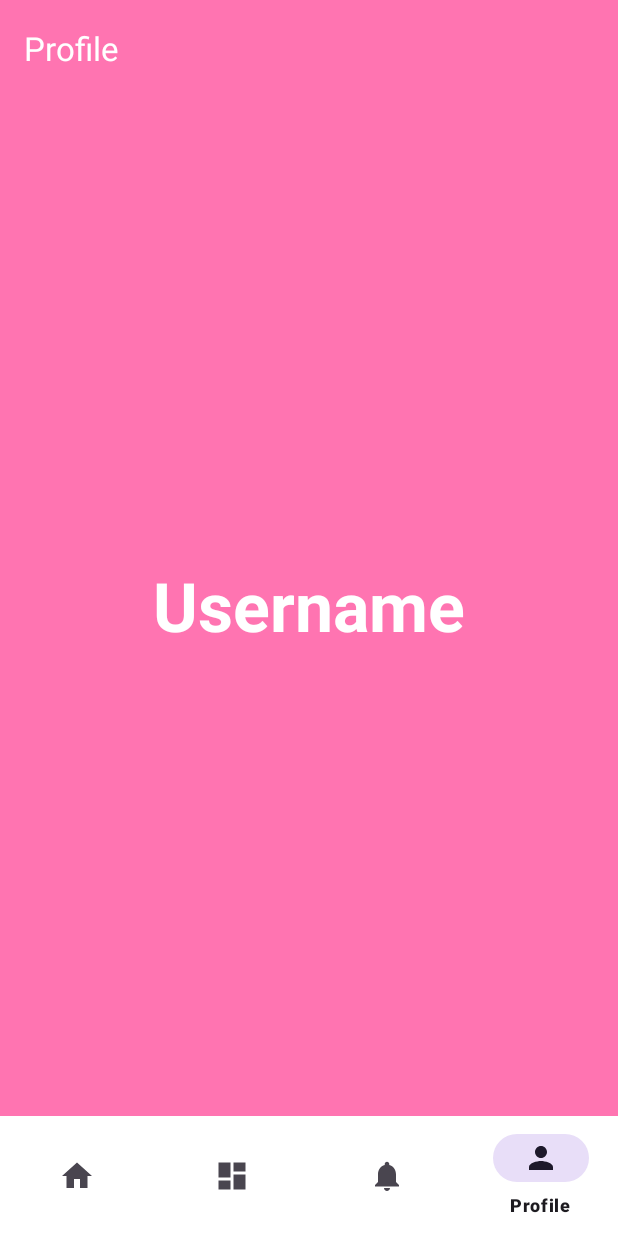
After one commit to HeshamAbuShaban/Eilaji, an Android app: the ProfileFragment screen opened through its navigation route, on a phone screen of 412 x 824 dp. The commit adds this screen. Run offline under Robolectric (Android 15) with nearby library versions, the phone set to English and light mode, and no system bars; our stand-ins replace navigation-ui, sdp/ssp sizes.

Commit message:
nothing much , just added a new Destination for the  Navigation Components which is ( ProfileFragment ) and made few simple changes to clean the code

```diff
--- a/app/src/main/AndroidManifest.xml
+++ b/app/src/main/AndroidManifest.xml
@@ -20,6 +20,7 @@
             android:name=".ui.base.BaseActivity"
             android:exported="false"
             android:label="@string/title_activity_base" />
+
         <activity
             android:name=".ui.MainActivity"
             android:exported="true"
@@ -30,6 +31,7 @@
                 <category android:name="android.intent.category.LAUNCHER" />
             </intent-filter>
         </activity>
+
     </application>
 
 </manifest>
--- a/app/src/main/java/dev/anonymous/eilaji/prefs/enums/PrefKeys.java
+++ b/app/src/main/java/dev/anonymous/eilaji/storage/enums/PrefKeys.java
@@ -1,4 +1,4 @@
-package dev.anonymous.eilaji.prefs.enums;
+package dev.anonymous.eilaji.storage.enums;
 
 public enum PrefKeys {
     id, logged_in, email, token, fullName
--- a/app/src/main/java/dev/anonymous/eilaji/ui/base/BaseActivity.kt
+++ b/app/src/main/java/dev/anonymous/eilaji/ui/base/BaseActivity.kt
@@ -36,13 +36,10 @@ class BaseActivity : AppCompatActivity() {
     }
 
     private fun setupNavigation() {
-//        val navView: BottomNavigationView = binding.navView
-//        val navController = Navigation.findNavController(navView)
         val navController = findNavController(R.id.nav_host_fragment_activity_base)
         viewModel.setNavController(navController)
 
-        val appBarConfiguration = AppBarConfiguration(setOf(
-            R.id.navigation_home, R.id.navigation_dashboard, R.id.navigation_notifications))
+        val appBarConfiguration = AppBarConfiguration(setOf(R.id.navigation_home, R.id.navigation_dashboard, R.id.navigation_notifications, R.id.navigation_profile))
         setupActionBarWithNavController(navController, appBarConfiguration)
     }
 
@@ -53,12 +50,17 @@ class BaseActivity : AppCompatActivity() {
         val bottomNavigationView = findViewById<BottomNavigationView>(R.id.nav_view)
 
         val navigationActions: MutableMap<Int, Runnable> = HashMap()
-        navigationActions[R.id.navigation_home] = Runnable { viewModel.onHomeNavigationSelected() }
+        navigationActions[R.id.navigation_home] = Runnable {
+            viewModel.onHomeNavigationSelected()
+        }
         navigationActions[R.id.navigation_dashboard] = Runnable {
             viewModel.onDashboardNavigationSelected()
         }
         navigationActions[R.id.navigation_notifications] = Runnable {
             viewModel.onNotificationsNavigationSelected()
+        }
+        navigationActions[R.id.navigation_profile] = Runnable {
+            viewModel.onProfileNavigationSelected()
         }
 
         bottomNavigationView.setOnItemSelectedListener { item ->
--- a/app/src/main/java/dev/anonymous/eilaji/ui/base/BaseViewModel.kt
+++ b/app/src/main/java/dev/anonymous/eilaji/ui/base/BaseViewModel.kt
@@ -27,6 +27,10 @@ class BaseViewModel : ViewModel() {
         navigateToDestination(R.id.navigation_notifications)
     }
 
+    fun onProfileNavigationSelected() {
+        navigateToDestination(R.id.navigation_profile)
+    }
+
     private fun navigateToDestination(destinationId: Int) {
         _navController.value?.navigate(destinationId)
     }
--- /dev/null
+++ b/app/src/main/java/dev/anonymous/eilaji/ui/user_interface/profile/ProfileFragment.kt
@@ -0,0 +1,64 @@
+package dev.anonymous.eilaji.ui.user_interface.profile
+
+import android.os.Bundle
+import android.view.LayoutInflater
+import android.view.View
+import android.view.ViewGroup
+import androidx.fragment.app.Fragment
+import dev.anonymous.eilaji.R
+
+/**
+ * A simple [Fragment] subclass.
+ * Use the [ProfileFragment.newInstance] factory method to
+ * create an instance of this fragment.
+ */
+
+
+// TODO: Rename parameter arguments, choose names that match
+// the fragment initialization parameters, e.g. ARG_ITEM_NUMBER
+private const val ARG_PARAM1 = "param1"
+private const val ARG_PARAM2 = "param2"
+
+
+class ProfileFragment : Fragment() {
+
+    // TODO: Rename and change types of parameters
+    private var param1: String? = null
+    private var param2: String? = null
+
+    override fun onCreate(savedInstanceState: Bundle?) {
+        super.onCreate(savedInstanceState)
+        arguments?.let {
+            param1 = it.getString(ARG_PARAM1)
+            param2 = it.getString(ARG_PARAM2)
+        }
+    }
+
+    override fun onCreateView(
+        inflater: LayoutInflater, container: ViewGroup?,
+        savedInstanceState: Bundle?
+    ): View? {
+        // Inflate the layout for this fragment
+        return inflater.inflate(R.layout.fragment_profile, container, false)
+    }
+
+    companion object {
+        /**
+         * Use this factory method to create a new instance of
+         * this fragment using the provided parameters.
+         *
+         * @param param1 Parameter 1.
+         * @param param2 Parameter 2.
+         * @return A new instance of fragment ProfileFragment.
+         */
+        // TODO: Rename and change types and number of parameters
+        @JvmStatic
+        fun newInstance(param1: String, param2: String) =
+            ProfileFragment().apply {
+                arguments = Bundle().apply {
+                    putString(ARG_PARAM1, param1)
+                    putString(ARG_PARAM2, param2)
+                }
+            }
+    }
+}
--- a/app/src/main/java/dev/anonymous/eilaji/utils/UtilsAnimation.kt
+++ b/app/src/main/java/dev/anonymous/eilaji/utils/UtilsAnimation.kt
@@ -3,6 +3,7 @@ package dev.anonymous.eilaji.utils
 import android.animation.ValueAnimator
 import androidx.interpolator.view.animation.LinearOutSlowInInterpolator
 import com.google.android.material.progressindicator.CircularProgressIndicator
+import kotlin.math.roundToInt
 
 object UtilsAnimation {
     fun animationProgress(
@@ -20,7 +21,7 @@ object UtilsAnimation {
         animator.duration = 300
         animator.addUpdateListener { valueAnimator: ValueAnimator ->
             val animValue = valueAnimator.animatedValue as Float
-            val progress = Math.round(startValue + if (isForward) animValue else -animValue)
+            val progress = (startValue + if (isForward) animValue else -animValue).roundToInt()
             indicator.progress = progress
         }
         animator.start()
--- a/app/src/main/res/layout/activity_base.xml
+++ b/app/src/main/res/layout/activity_base.xml
@@ -11,35 +11,37 @@
         android:id="@+id/toolbar"
         android:layout_width="match_parent"
         android:layout_height="?attr/actionBarSize"
-        android:background="#00000000"
+        android:background="@color/primary_pink"
+        android:textAlignment="center"
         app:layout_constraintEnd_toEndOf="parent"
         app:layout_constraintStart_toStartOf="parent"
         app:layout_constraintTop_toTopOf="parent"
+        app:subtitleTextColor="@color/white"
+        app:title="@string/title_profile"
         app:titleTextColor="@color/white" />
 
     <com.google.android.material.bottomnavigation.BottomNavigationView
         android:id="@+id/nav_view"
         android:layout_width="0dp"
         android:layout_height="wrap_content"
-        android:layout_marginStart="0dp"
-        android:layout_marginEnd="0dp"
         android:background="?android:attr/windowBackground"
         app:layout_constraintBottom_toBottomOf="parent"
         app:layout_constraintLeft_toLeftOf="parent"
         app:layout_constraintRight_toRightOf="parent"
-        app:menu="@menu/bottom_nav_menu" />
+        app:menu="@menu/bottom_nav_menu"
+        tools:ignore="VisualLintBottomNav" />
 
     <!-- It Must be a fragment tag!-->
     <fragment
         android:id="@+id/nav_host_fragment_activity_base"
         android:name="androidx.navigation.fragment.NavHostFragment"
         android:layout_width="match_parent"
-        android:layout_height="match_parent"
+        android:layout_height="0dp"
         app:defaultNavHost="true"
         app:layout_constraintBottom_toTopOf="@id/nav_view"
         app:layout_constraintLeft_toLeftOf="parent"
         app:layout_constraintRight_toRightOf="parent"
-        app:layout_constraintTop_toTopOf="parent"
+        app:layout_constraintTop_toBottomOf="@id/toolbar"
         app:navGraph="@navigation/mobile_navigation"
         tools:ignore="FragmentTagUsage" />
 
--- /dev/null
+++ b/app/src/main/res/layout/fragment_profile.xml
@@ -0,0 +1,19 @@
+<?xml version="1.0" encoding="utf-8"?>
+<FrameLayout xmlns:android="http://schemas.android.com/apk/res/android"
+    xmlns:tools="http://schemas.android.com/tools"
+    android:layout_width="match_parent"
+    android:layout_height="match_parent"
+    android:background="@color/primary_pink"
+    tools:context=".ui.user_interface.profile.ProfileFragment">
+
+    <!-- TODO: Update blank fragment layout -->
+    <TextView
+        android:textSize="@dimen/_35sdp"
+        android:textStyle="bold"
+        android:textColor="@color/white"
+        android:gravity="center"
+        android:layout_width="match_parent"
+        android:layout_height="match_parent"
+        android:text="@string/username" />
+
+</FrameLayout>
--- a/app/src/main/res/menu/bottom_nav_menu.xml
+++ b/app/src/main/res/menu/bottom_nav_menu.xml
@@ -16,4 +16,9 @@
         android:icon="@drawable/ic_notifications_black_24dp"
         android:title="@string/title_notifications" />
 
+    <item
+        android:id="@+id/navigation_profile"
+        android:icon="@drawable/ic_person"
+        android:title="@string/title_profile" />
+
 </menu>
--- a/app/src/main/res/navigation/mobile_navigation.xml
+++ b/app/src/main/res/navigation/mobile_navigation.xml
@@ -22,4 +22,11 @@
         android:name="dev.anonymous.eilaji.ui.user_interface.notifications.NotificationsFragment"
         android:label="@string/title_notifications"
         tools:layout="@layout/fragment_notifications" />
+
+    <fragment
+        android:id="@+id/navigation_profile"
+        android:name="dev.anonymous.eilaji.ui.user_interface.profile.ProfileFragment"
+        android:label="@string/title_profile"
+        tools:layout="@layout/fragment_profile" />
+
 </navigation>
--- a/app/src/main/res/values/strings.xml
+++ b/app/src/main/res/values/strings.xml
@@ -28,6 +28,7 @@
     <string name="title_home">Home</string>
     <string name="title_dashboard">Dashboard</string>
     <string name="title_notifications">Notifications</string>
+    <string name="title_profile">Profile</string>
 
     <string name="example_text_for_on_boarding" translatable="false">هذا النص هو مثال لنص يمكن أن يستبدل في نفس المساحة، لقد تم توليد هذا النص من مولد النص</string>
 </resources>
```
Also changed, not shown: app/src/main/java/dev/anonymous/eilaji/storage/AppSharedPreferences.java (renamed from app/src/main/java/dev/anonymous/eilaji/prefs/AppSharedPreferences.java, +13 -6 lines), app/src/main/java/dev/anonymous/eilaji/ui/MainActivity.kt (+23 -10 lines), app/src/main/java/dev/anonymous/eilaji/ui/user_interface/profile/ProfileViewModel.kt (added, +7 -0 lines).
